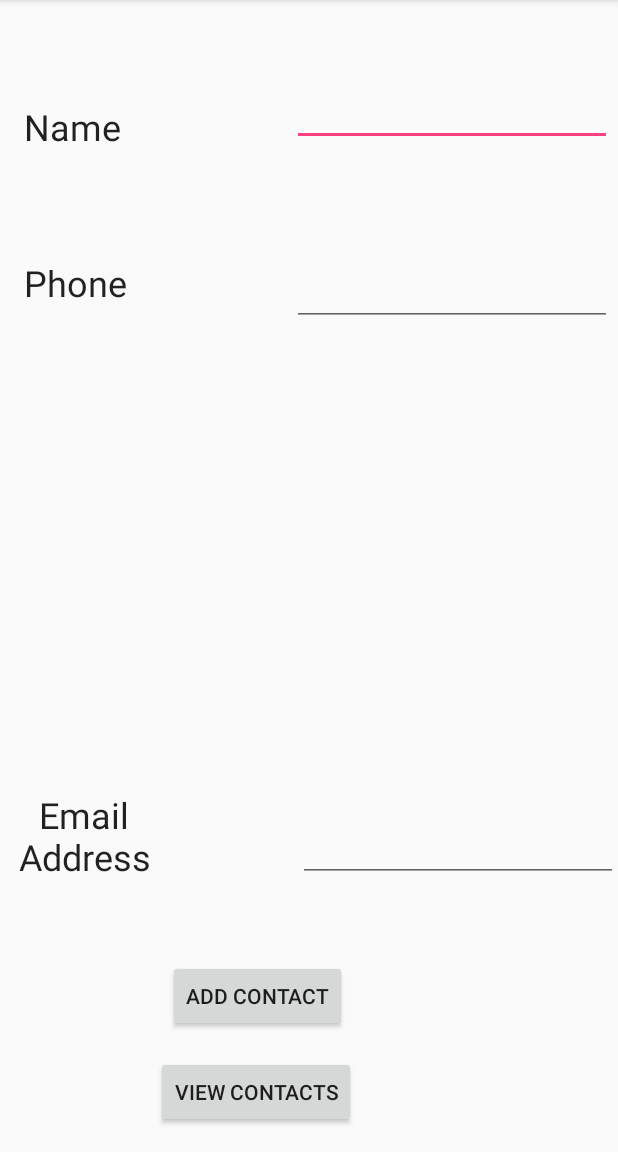
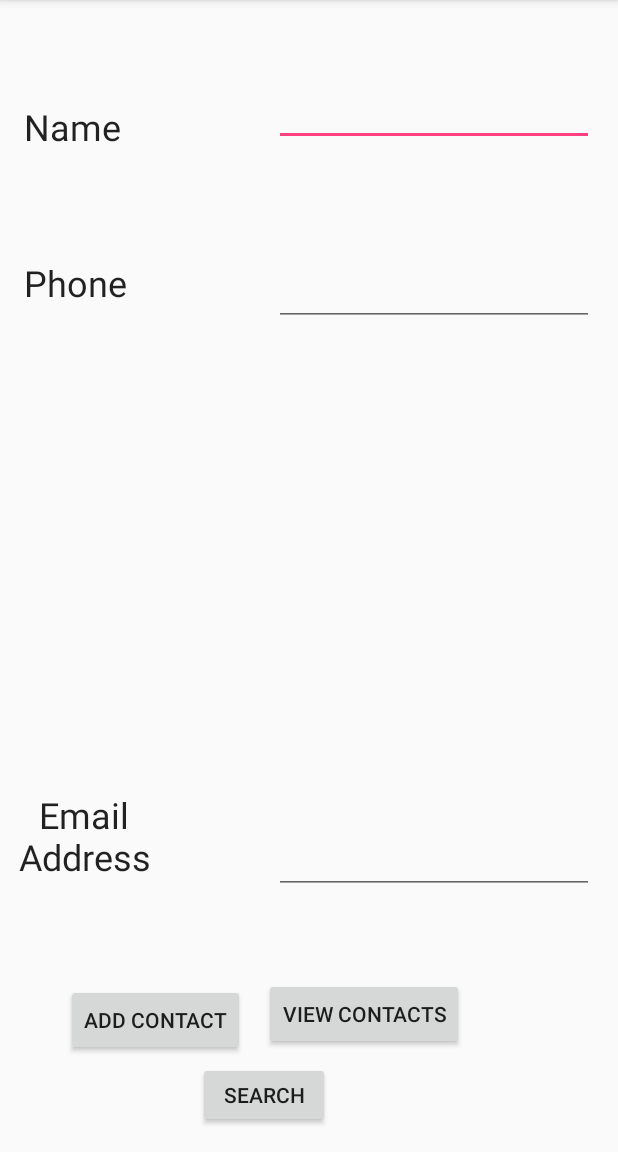
Before and after one commit to theandrealiu/LiuAndrea_SQLNotes, an Android app: the screen it shows after launch (MainActivity), on a phone screen of 412 x 824 dp, the part 84-1236 px from its top. Run offline under Robolectric (Android 15) with nearby library versions, the phone set to English and light mode, and no system bars; 1 statement that could not run was skipped.

```diff
--- a/app/src/main/AndroidManifest.xml
+++ b/app/src/main/AndroidManifest.xml
@@ -16,6 +16,7 @@
                 <category android:name="android.intent.category.LAUNCHER" />
             </intent-filter>
         </activity>
+        <activity android:name=".SearchActivity"></activity>
     </application>
 
 </manifest>
--- a/app/src/main/res/layout/activity_main.xml
+++ b/app/src/main/res/layout/activity_main.xml
@@ -21,7 +21,7 @@
         android:id="@+id/editText_name"
         android:layout_width="wrap_content"
         android:layout_height="wrap_content"
-        android:layout_marginEnd="4dp"
+        android:layout_marginEnd="16dp"
         android:layout_marginTop="52dp"
         android:ems="10"
         android:inputType="textPersonName"
@@ -43,7 +43,7 @@
         android:id="@+id/editText_Phone"
         android:layout_width="wrap_content"
         android:layout_height="wrap_content"
-        android:layout_marginEnd="4dp"
+        android:layout_marginEnd="16dp"
         android:layout_marginTop="172dp"
         android:ems="10"
         android:inputType="textPersonName"
@@ -54,8 +54,9 @@
         android:id="@+id/button"
         android:layout_width="wrap_content"
         android:layout_height="wrap_content"
-        android:layout_marginBottom="80dp"
-        android:layout_marginStart="112dp"
+        android:layout_marginBottom="64dp"
+        android:layout_marginStart="44dp"
+        android:onClick="addData"
         android:text="Add Contact"
         app:layout_constraintBottom_toBottomOf="parent"
         app:layout_constraintStart_toStartOf="parent" />
@@ -75,19 +76,32 @@
         android:id="@+id/editText_Address"
         android:layout_width="wrap_content"
         android:layout_height="wrap_content"
-        android:layout_marginBottom="180dp"
+        android:layout_marginBottom="172dp"
+        android:layout_marginEnd="16dp"
         android:ems="10"
         android:inputType="textPersonName"
         app:layout_constraintBottom_toBottomOf="parent"
         app:layout_constraintEnd_toEndOf="parent" />
 
     <Button
-        android:id="@+id/button2"
+        android:id="@+id/ViewContacts"
         android:layout_width="wrap_content"
         android:layout_height="wrap_content"
-        android:layout_marginBottom="16dp"
-        android:layout_marginStart="104dp"
+        android:layout_marginBottom="68dp"
+        android:layout_marginStart="176dp"
+        android:onClick="viewData"
         android:text="View Contacts"
         app:layout_constraintBottom_toBottomOf="parent"
         app:layout_constraintStart_toStartOf="parent" />
+
+    <Button
+        android:id="@+id/button3"
+        android:layout_width="wrap_content"
+        android:layout_height="44dp"
+        android:layout_marginBottom="16dp"
+        android:layout_marginStart="132dp"
+        android:onClick="SearchRecord"
+        android:text="Search"
+        app:layout_constraintBottom_toBottomOf="parent"
+        app:layout_constraintStart_toStartOf="parent" />
 </android.support.constraint.ConstraintLayout>
```
Also changed, not shown: app/src/main/java/com/example/liua4835/mycontactapp/DataBaseHelper.java (+18 -22 lines), app/src/main/java/com/example/liua4835/mycontactapp/MainActivity.java (+42 -24 lines), app/src/main/java/com/example/liua4835/mycontactapp/SearchActivity.java (added, +36 -0 lines), app/src/main/res/layout/activity_search.xml (added, +38 -0 lines).
